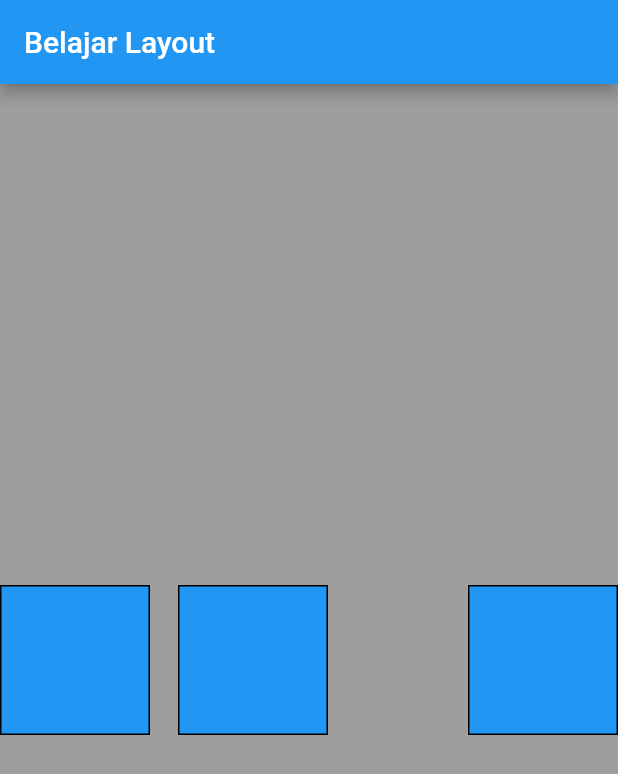
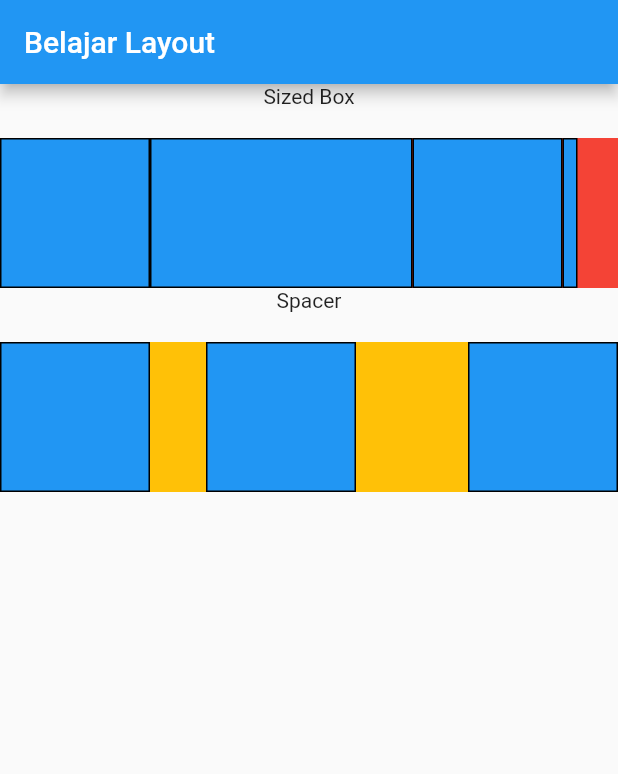
Before and after one commit to siubie/flutter_layout, a Flutter app: the screen it shows after launch, on a phone screen of 412 x 824 dp. Shown: the top 774 px of the screen. Run offline on Flutter 3.47's test engine with Material 2 defaults, Android fonts, the phone set to English and light mode, and no system bars.

Commit message:
Demo Spacer vs Sized Box

```diff
--- a/lib/main.dart
+++ b/lib/main.dart
@@ -20,22 +20,45 @@ class Layout extends StatelessWidget {
           title: Text("Belajar Layout"),
         ),
         body: Container(
-          color: Colors.grey,
           child: Column(
-            mainAxisAlignment: MainAxisAlignment.spaceEvenly,
+            mainAxisAlignment: MainAxisAlignment.start,
             children: [
-              Row(
+              Text("Sized Box"),
+              Container(
+                margin: EdgeInsets.only(top: 20),
+                color: Colors.red,
+                child: Row(
+                  children: const [
+                    BlueBox(),
+                    SizedBox(
+                      width: 175,
+                      child: BlueBox(),
+                    ),
+                    BlueBox(),
+                    SizedBox(
+                      width: 10,
+                      child: BlueBox(),
+                    ),
+                  ],
+                ),
+              ),
+              Text("Spacer"),
+              Container(
+                margin: EdgeInsets.only(top: 20),
+                color: Colors.amber,
+                child: Row(
                   children: const [
                     BlueBox(),
                     Spacer(
-                    flex: 1,
+                      flex: 3,
                     ),
                     BlueBox(),
                     Spacer(
-                    flex: 5,
+                      flex: 6,
                     ),
                     BlueBox(),
                   ],
+                ),
               ),
             ],
           ),
```
Lines whose indentation alone changed are shown as unchanged.
